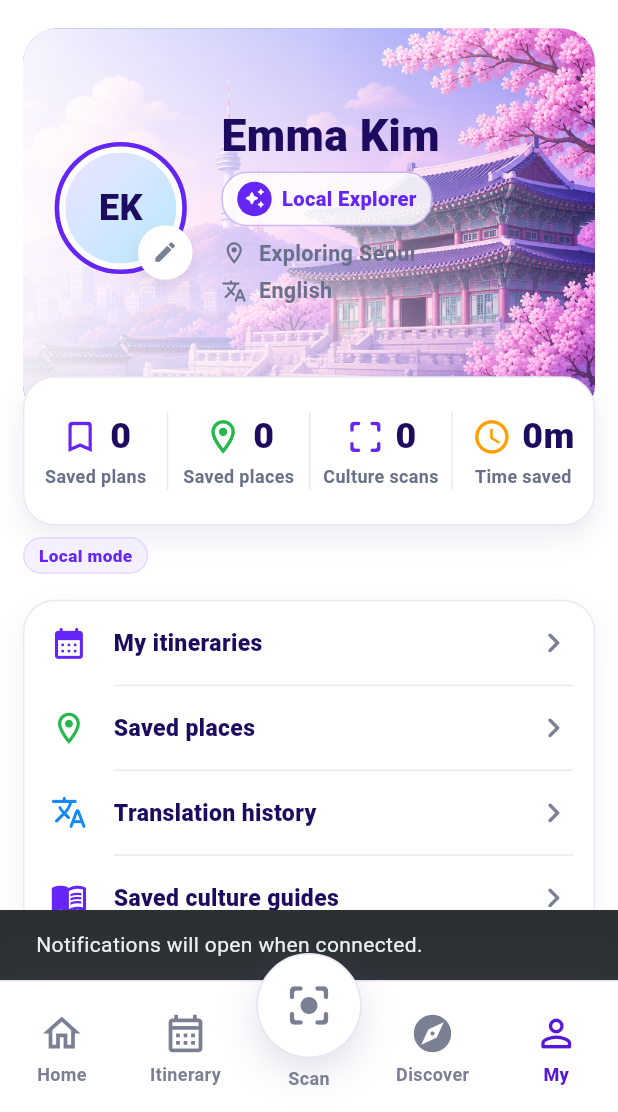
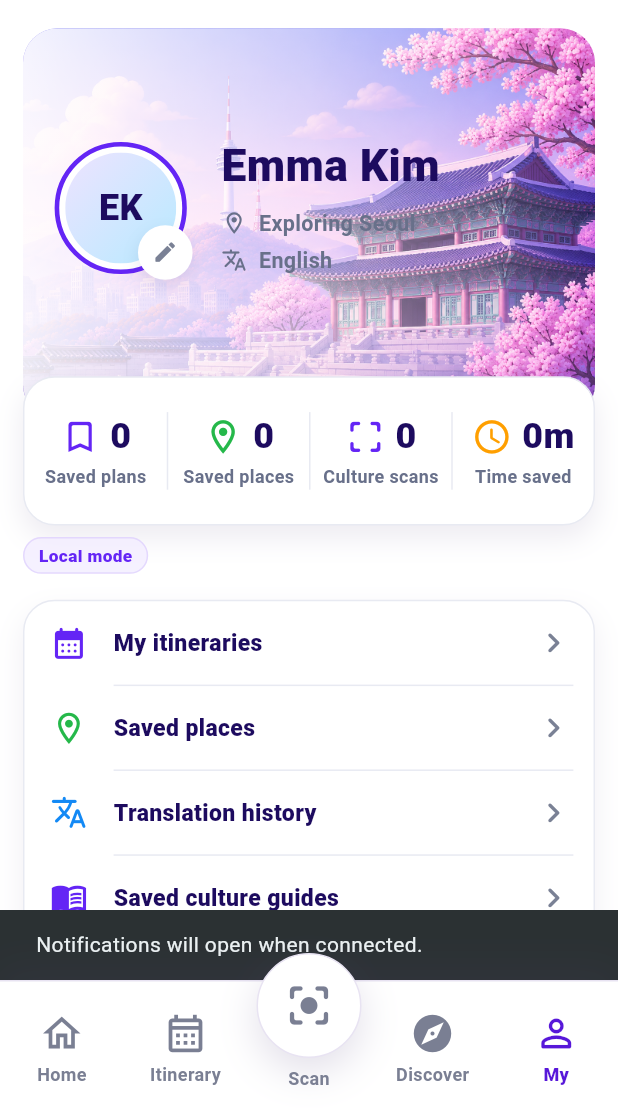
Before and after one commit to choihyungyu0/NoriGo, a Flutter app: the MyPageScreen screen opened by its route, after a tap on the "notifications none" icon, on a phone screen of 412 x 824 dp, the part 124-1236 px from its top. Run offline on Flutter 3.47's test engine with Material 3 defaults, Android fonts, the phone set to English and light mode, and no system bars; our stand-ins replace camera, flutter_map, geolocator, latlong2, shared_preferences, web; missing offline and left inert: dart:js_interop, dart:ui_web, google_mlkit_image_labeling; accounts and stored records are empty; Roboto replaces fonts that are missing (NoriGoSans).

Commit message:
Remove my page local explorer copy

```diff
--- a/lib/features/my/presentation/my_page_screen.dart
+++ b/lib/features/my/presentation/my_page_screen.dart
@@ -542,19 +542,7 @@ class _ProfileHeader extends StatelessWidget {
                                     height: 1.08,
                                   ),
                                 ),
-                                SizedBox(height: 8 * scale),
-                                Wrap(
-                                  spacing: 8 * scale,
-                                  runSpacing: 8 * scale,
-                                  children: [
-                                    _BadgePill(
-                                      icon: Icons.auto_awesome_rounded,
-                                      label: summary.levelLabel,
-                                      scale: scale,
-                                    ),
-                                  ],
-                                ),
-                                SizedBox(height: 10 * scale),
+                                SizedBox(height: 14 * scale),
                                 _MetaLine(
                                   icon: Icons.location_on_outlined,
                                   label: summary.locationLabel,
@@ -659,64 +647,6 @@ class _AvatarFallback extends StatelessWidget {
                   fontWeight: FontWeight.w900,
                 ),
               ),
-      ),
-    );
-  }
-}
-
-class _BadgePill extends StatelessWidget {
-  const _BadgePill({
-    required this.icon,
-    required this.label,
-    required this.scale,
-  });
-
-  final IconData icon;
-  final String label;
-  final double scale;
-
-  @override
-  Widget build(BuildContext context) {
-    return Container(
-      padding: EdgeInsets.symmetric(
-        horizontal: 10 * scale,
-        vertical: 6 * scale,
-      ),
-      decoration: BoxDecoration(
-        color: _MyColors.white.withValues(alpha: 0.84),
-        borderRadius: BorderRadius.circular(18 * scale),
-        border: Border.all(color: _MyColors.purple.withValues(alpha: 0.32)),
-      ),
-      child: ConstrainedBox(
-        constraints: BoxConstraints(maxWidth: 150 * scale),
-        child: Row(
-          mainAxisSize: MainAxisSize.min,
-          children: [
-            Container(
-              width: 24 * scale,
-              height: 24 * scale,
-              decoration: const BoxDecoration(
-                color: _MyColors.purple,
-                shape: BoxShape.circle,
-              ),
-              child: Icon(icon, color: _MyColors.white, size: 15 * scale),
-            ),
-            SizedBox(width: 7 * scale),
-            Flexible(
-              child: Text(
-                label,
-                maxLines: 1,
-                overflow: TextOverflow.ellipsis,
-                style: TextStyle(
-                  color: _MyColors.purple,
-                  fontSize: 14 * scale,
-                  fontWeight: FontWeight.w800,
-                  height: 1,
-                ),
-              ),
-            ),
-          ],
-        ),
       ),
     );
   }
@@ -1182,7 +1112,7 @@ class _ExplorerProgressCopy extends StatelessWidget {
           children: [
             Expanded(
               child: Text(
-                summary.levelLabel,
+                summary.levelBadge,
                 maxLines: 1,
                 overflow: TextOverflow.ellipsis,
                 style: TextStyle(
@@ -1190,25 +1120,6 @@ class _ExplorerProgressCopy extends StatelessWidget {
                   fontSize: 23 * scale,
                   fontWeight: FontWeight.w900,
                   height: 1.05,
-                ),
-              ),
-            ),
-            Container(
-              padding: EdgeInsets.symmetric(
-                horizontal: 12 * scale,
-                vertical: 7 * scale,
-              ),
-              decoration: BoxDecoration(
-                color: _MyColors.purple,
-                borderRadius: BorderRadius.circular(18 * scale),
-              ),
-              child: Text(
-                summary.levelBadge,
-                style: TextStyle(
-                  color: _MyColors.white,
-                  fontSize: 13 * scale,
-                  fontWeight: FontWeight.w900,
-                  height: 1,
                 ),
               ),
             ),
```
Also changed, not shown: 1 other file.
